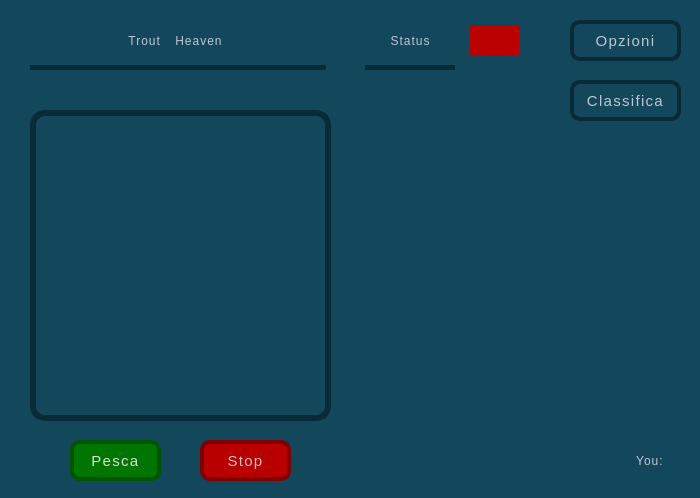
Above: QtApplication/TroutHeavenApp/home_page_dialog.ui from vince-exe/TroutHeaven before the change. Below: the same form after it.
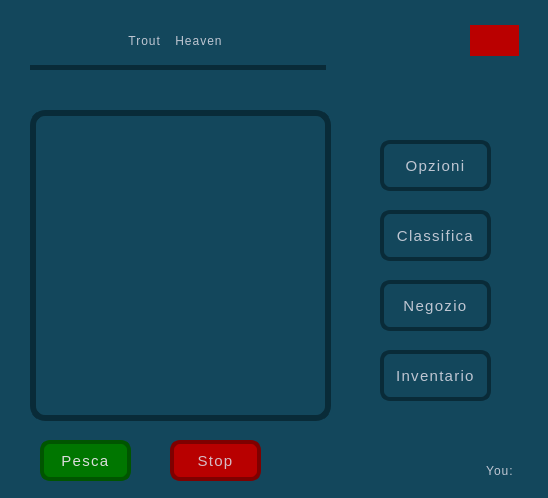
That is the form after the change.

The edit to the form file:
```diff
--- a/QtApplication/TroutHeavenApp/home_page_dialog.ui
+++ b/QtApplication/TroutHeavenApp/home_page_dialog.ui
@@ -6,7 +6,7 @@
    <rect>
     <x>0</x>
     <y>0</y>
-    <width>700</width>
+    <width>548</width>
     <height>498</height>
    </rect>
   </property>
@@ -63,10 +63,10 @@
   <widget class="QPushButton" name="optionsButton">
    <property name="geometry">
     <rect>
-     <x>570</x>
-     <y>20</y>
+     <x>380</x>
+     <y>140</y>
      <width>111</width>
-     <height>41</height>
+     <height>51</height>
     </rect>
    </property>
    <property name="styleSheet">
@@ -121,7 +121,7 @@
   <widget class="QPushButton" name="startButton">
    <property name="geometry">
     <rect>
-     <x>70</x>
+     <x>40</x>
      <y>440</y>
      <width>91</width>
      <height>41</height>
@@ -130,13 +130,16 @@
    <property name="styleSheet">
     <string notr="true">QPushButton {
     border: 4px solid rgb(0, 85, 0);
-	
 	background-color: rgb(0, 118, 0);
 	color: rgb(220, 220, 220);
     font-size: 15px;
     outline: none;
     letter-spacing: 1.3px;
     border-radius: 10px;
+}
+
+QPushButton:hover {
+ 	border: 5px solid rgb(0, 85, 0);
 }</string>
    </property>
    <property name="text">
@@ -146,7 +149,7 @@
   <widget class="QPushButton" name="stopButton">
    <property name="geometry">
     <rect>
-     <x>200</x>
+     <x>170</x>
      <y>440</y>
      <width>91</width>
      <height>41</height>
@@ -155,7 +158,6 @@
    <property name="styleSheet">
     <string notr="true">QPushButton {
     border: 4px solid rgb(127, 0, 0);
-	
 	background-color: rgb(184, 0, 0);
     color: #dbdbdbe5;
     font-size: 15px;
@@ -163,7 +165,10 @@
     letter-spacing: 1.3px;
     border-radius: 10px;
 }
-</string>
+
+QPushButton:hover {
+	border: 5px solid rgb(127, 0, 0);
+}</string>
    </property>
    <property name="text">
     <string>Stop</string>
@@ -172,10 +177,10 @@
   <widget class="QPushButton" name="scoreBoardButton">
    <property name="geometry">
     <rect>
-     <x>570</x>
-     <y>80</y>
+     <x>380</x>
+     <y>210</y>
      <width>111</width>
-     <height>41</height>
+     <height>51</height>
     </rect>
    </property>
    <property name="styleSheet">
@@ -197,28 +202,6 @@
     <string>Classifica</string>
    </property>
   </widget>
-  <widget class="QLabel" name="statusLabel">
-   <property name="geometry">
-    <rect>
-     <x>360</x>
-     <y>20</y>
-     <width>101</width>
-     <height>41</height>
-    </rect>
-   </property>
-   <property name="styleSheet">
-    <string notr="true">QLabel {
-    color: #dbdbdbe5;
-    letter-spacing: 1px;
-}</string>
-   </property>
-   <property name="text">
-    <string>Status</string>
-   </property>
-   <property name="alignment">
-    <set>Qt::AlignCenter</set>
-   </property>
-  </widget>
   <widget class="QLabel" name="statusColor">
    <property name="geometry">
     <rect>
@@ -238,31 +221,12 @@
     <string/>
    </property>
   </widget>
-  <widget class="QLabel" name="label_2">
-   <property name="geometry">
-    <rect>
-     <x>365</x>
-     <y>65</y>
-     <width>90</width>
-     <height>5</height>
-    </rect>
-   </property>
-   <property name="styleSheet">
-    <string notr="true">QLabel {
-	background-color: rgb(9, 43, 56);
-	border-radius: 20px
-}</string>
-   </property>
-   <property name="text">
-    <string/>
-   </property>
-  </widget>
   <widget class="QLabel" name="myNickLabel">
    <property name="geometry">
     <rect>
-     <x>370</x>
-     <y>440</y>
-     <width>311</width>
+     <x>280</x>
+     <y>450</y>
+     <width>251</width>
      <height>41</height>
     </rect>
    </property>
@@ -281,6 +245,62 @@
     <set>Qt::AlignRight|Qt::AlignTrailing|Qt::AlignVCenter</set>
    </property>
   </widget>
+  <widget class="QPushButton" name="storeBtn">
+   <property name="geometry">
+    <rect>
+     <x>380</x>
+     <y>280</y>
+     <width>111</width>
+     <height>51</height>
+    </rect>
+   </property>
+   <property name="styleSheet">
+    <string notr="true">QPushButton {
+    border: 4px solid #092b38;
+    background-color: #13475c;
+    color: #dbdbdbe5;
+    font-size: 15px;
+    outline: none;
+    letter-spacing: 1.3px;
+    border-radius: 10px;
+}
+
+QPushButton:hover {
+	border: 5px solid #092b38;
+}</string>
+   </property>
+   <property name="text">
+    <string>Negozio</string>
+   </property>
+  </widget>
+  <widget class="QPushButton" name="storeBtn_2">
+   <property name="geometry">
+    <rect>
+     <x>380</x>
+     <y>350</y>
+     <width>111</width>
+     <height>51</height>
+    </rect>
+   </property>
+   <property name="styleSheet">
+    <string notr="true">QPushButton {
+    border: 4px solid #092b38;
+    background-color: #13475c;
+    color: #dbdbdbe5;
+    font-size: 15px;
+    outline: none;
+    letter-spacing: 1.3px;
+    border-radius: 10px;
+}
+
+QPushButton:hover {
+	border: 5px solid #092b38;
+}</string>
+   </property>
+   <property name="text">
+    <string>Inventario</string>
+   </property>
+  </widget>
  </widget>
  <resources/>
  <connections/>
```
